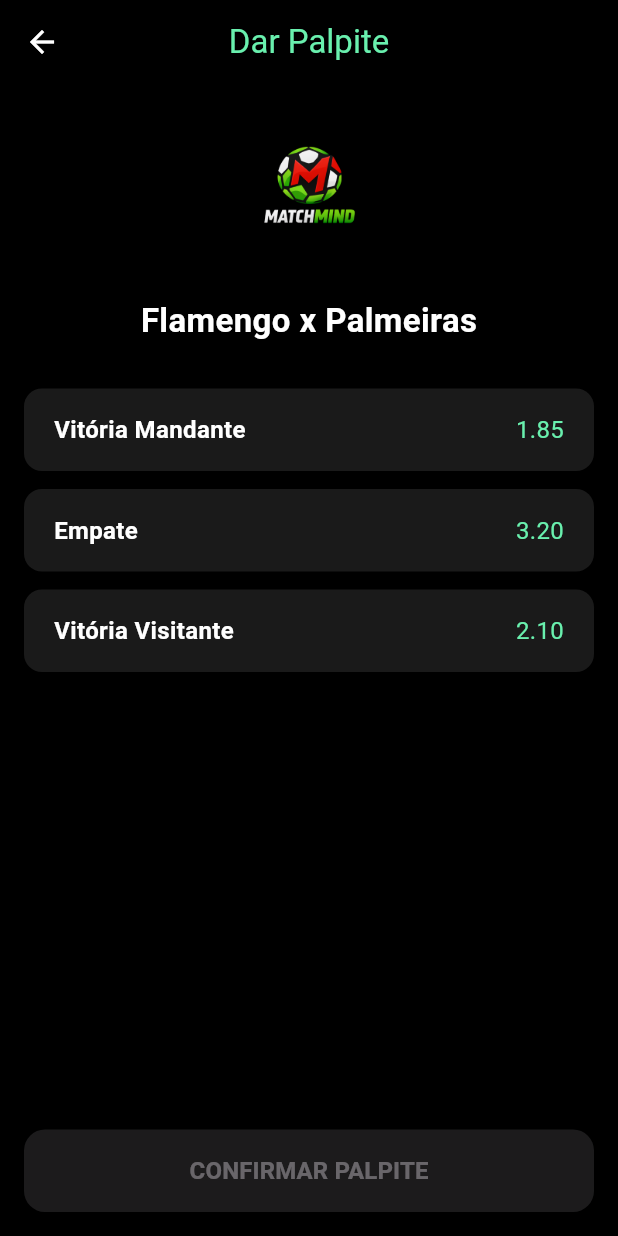
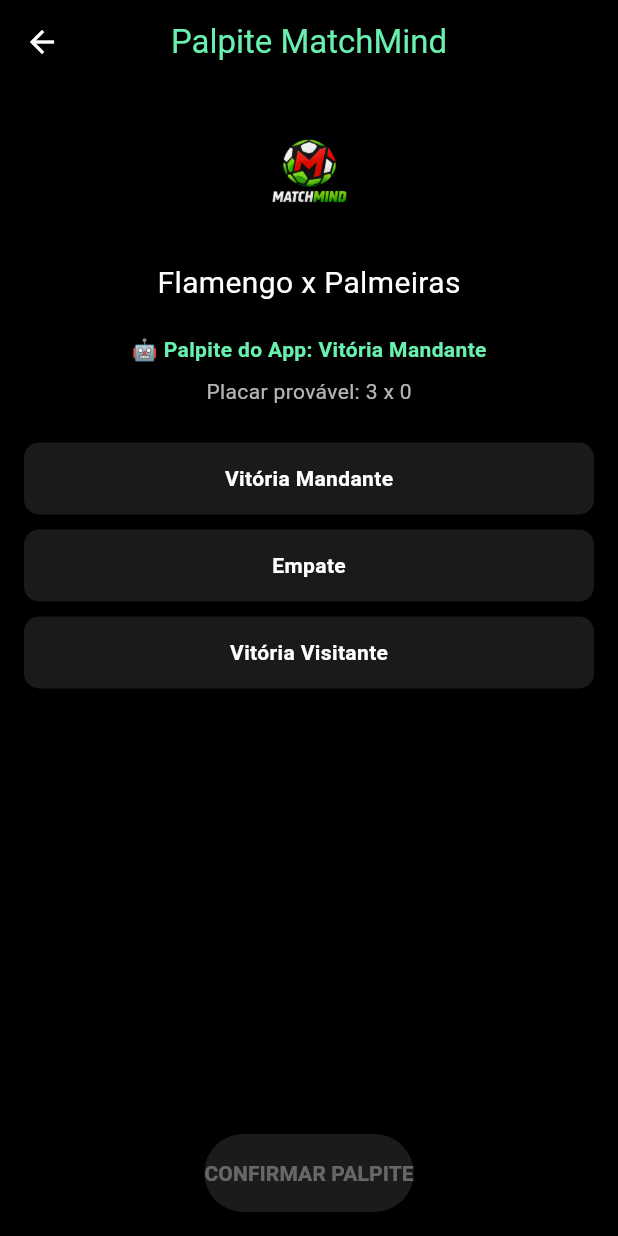
Before and after one commit to Franmateusatelie/matchmind, a Flutter app: the screen it shows after launch, after a tap on "ANALISAR / DAR PALPITE", on a phone screen of 412 x 824 dp. Run offline on Flutter 3.47's test engine with Material 3 defaults, Android fonts, the phone set to English and light mode, and no system bars.

Commit message:
Palpite IA simulado + histórico local

```diff
--- /dev/null
+++ b/lib/data/historico_palpites.dart
@@ -0,0 +1,3 @@
+class HistoricoPalpites {
+  static final List<Map<String, String>> palpites = [];
+}
--- a/lib/screens/palpitar_screen.dart
+++ b/lib/screens/palpitar_screen.dart
@@ -1,4 +1,6 @@
 import 'package:flutter/material.dart';
+import '../utils/palpite_engine.dart';
+import '../data/historico_palpites.dart';
 
 class PalpitarScreen extends StatefulWidget {
   final String match;
@@ -10,7 +12,14 @@
 }
 
 class _PalpitarScreenState extends State<PalpitarScreen> {
-  String? selected;
+  String? escolhido;
+  late Map<String, dynamic> palpiteIA;
+
+  @override
+  void initState() {
+    super.initState();
+    palpiteIA = PalpiteEngine.gerarPalpite();
+  }
 
   @override
   Widget build(BuildContext context) {
@@ -19,7 +28,7 @@
       appBar: AppBar(
         backgroundColor: Colors.black,
         title: const Text(
-          'Dar Palpite',
+          'Palpite MatchMind',
           style: TextStyle(color: Colors.greenAccent),
         ),
         centerTitle: true,
@@ -28,83 +37,63 @@
         padding: const EdgeInsets.all(16),
         child: Column(
           children: [
-            // LOGO
-            Image.asset(
-              'assets/matchmind_logo.png',
-              height: 110,
-            ),
+            Image.asset('assets/matchmind_logo.png', height: 90),
+            const SizedBox(height: 12),
 
-            const SizedBox(height: 16),
-
-            // JOGO
             Text(
               widget.match,
-              style: const TextStyle(
-                color: Colors.white,
-                fontSize: 22,
-                fontWeight: FontWeight.bold,
+              style: const TextStyle(color: Colors.white, fontSize: 20),
             ),
-            ),
-
-            const SizedBox(height: 30),
-
-            // OPÇÕES DE PALPITE
-            palpiteBotao('Vitória Mandante', 'HOME', '1.85'),
-            palpiteBotao('Empate', 'DRAW', '3.20'),
-            palpiteBotao('Vitória Visitante', 'AWAY', '2.10'),
 
             const SizedBox(height: 20),
 
-            // MOSTRAR PALPITE ESCOLHIDO
-            if (selected != null)
-              Container(
-                padding: const EdgeInsets.all(14),
-                decoration: BoxDecoration(
-                  color: const Color(0xFF1A1A1A),
-                  borderRadius: BorderRadius.circular(12),
-                  border: Border.all(color: Colors.greenAccent),
-                ),
-                child: Text(
-                  'Seu palpite: $selected',
+            Text(
+              '🤖 Palpite do App: ${palpiteIA['resultado']}',
               style: const TextStyle(
                 color: Colors.greenAccent,
                 fontWeight: FontWeight.bold,
               ),
             ),
+
+            const SizedBox(height: 8),
+
+            Text(
+              'Placar provável: ${palpiteIA['placar']}',
+              style: const TextStyle(color: Colors.white70),
             ),
+
+            const SizedBox(height: 24),
+
+            botao('Vitória Mandante'),
+            botao('Empate'),
+            botao('Vitória Visitante'),
 
             const Spacer(),
 
-            // CONFIRMAR PALPITE
-            SizedBox(
-              width: double.infinity,
-              child: ElevatedButton(
-                style: ElevatedButton.styleFrom(
-                  backgroundColor:
-                      selected == null ? Colors.grey : Colors.greenAccent,
-                  foregroundColor: Colors.black,
-                  padding: const EdgeInsets.symmetric(vertical: 16),
-                  shape: RoundedRectangleBorder(
-                    borderRadius: BorderRadius.circular(14),
-                  ),
-                ),
-                onPressed: selected == null
+            ElevatedButton(
+              onPressed: escolhido == null
                   ? null
                   : () {
+                      HistoricoPalpites.palpites.add({
+                        'jogo': widget.match,
+                        'palpite': escolhido!,
+                        'placar': palpiteIA['placar'],
+                      });
+
                       ScaffoldMessenger.of(context).showSnackBar(
                         const SnackBar(
-                            content: Text('Palpite registrado com sucesso!'),
-                            backgroundColor: Colors.green,
+                          content: Text('Palpite salvo no histórico!'),
                         ),
                       );
                     },
+              style: ElevatedButton.styleFrom(
+                backgroundColor: Colors.greenAccent,
+                foregroundColor: Colors.black,
+                padding: const EdgeInsets.symmetric(vertical: 16),
+              ),
               child: const Text(
                 'CONFIRMAR PALPITE',
-                  style: TextStyle(
-                    fontWeight: FontWeight.bold,
-                    fontSize: 16,
-                  ),
-                ),
+                style: TextStyle(fontWeight: FontWeight.bold),
               ),
             ),
           ],
@@ -113,41 +102,27 @@
     );
   }
 
-  Widget palpiteBotao(String texto, String valor, String odd) {
-    final bool ativo = selected == valor;
-
+  Widget botao(String texto) {
+    bool ativo = escolhido == texto;
     return GestureDetector(
       onTap: () {
-        setState(() {
-          selected = valor;
-        });
+        setState(() => escolhido = texto);
       },
       child: Container(
-        margin: const EdgeInsets.only(bottom: 12),
-        padding: const EdgeInsets.symmetric(vertical: 16, horizontal: 20),
+        margin: const EdgeInsets.only(bottom: 10),
+        padding: const EdgeInsets.all(14),
         decoration: BoxDecoration(
           color: ativo ? Colors.greenAccent : const Color(0xFF1A1A1A),
-          borderRadius: BorderRadius.circular(12),
+          borderRadius: BorderRadius.circular(10),
         ),
-        child: Row(
-          mainAxisAlignment: MainAxisAlignment.spaceBetween,
-          children: [
-            Text(
+        child: Center(
+          child: Text(
             texto,
             style: TextStyle(
               color: ativo ? Colors.black : Colors.white,
-                fontSize: 16,
               fontWeight: FontWeight.bold,
             ),
           ),
-            Text(
-              odd,
-              style: TextStyle(
-                color: ativo ? Colors.black : Colors.greenAccent,
-                fontSize: 16,
-              ),
-            ),
-          ],
         ),
       ),
     );
--- /dev/null
+++ b/lib/utils/palpite_engine.dart
@@ -0,0 +1,31 @@
+import 'dart:math';
+
+class PalpiteEngine {
+  static final _rand = Random();
+
+  static Map<String, dynamic> gerarPalpite() {
+    int home = 40 + _rand.nextInt(30); // 40 a 70
+    int away = 100 - home - _rand.nextInt(10);
+    int draw = 100 - home - away;
+
+    String resultado;
+    if (home > away && home > draw) {
+      resultado = 'Vitória Mandante';
+    } else if (away > home && away > draw) {
+      resultado = 'Vitória Visitante';
+    } else {
+      resultado = 'Empate';
+    }
+
+    int golsCasa = _rand.nextInt(3) + 1;
+    int golsFora = _rand.nextInt(3);
+
+    return {
+      'resultado': resultado,
+      'placar': '$golsCasa x $golsFora',
+      'home': home,
+      'draw': draw,
+      'away': away,
+    };
+  }
+}
```
Lines whose indentation alone changed are shown as unchanged.
